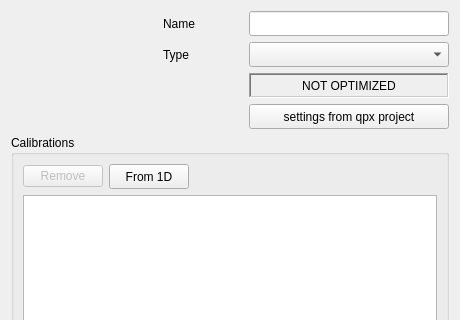
This is forms/dialog_detector.ui in usnistgov/qpx-gamma as Qt 5 draws it before an edit; both pictures show x 0 to 460 and y 0 to 320 of the 460 by 495 pixel window. The edited form follows.
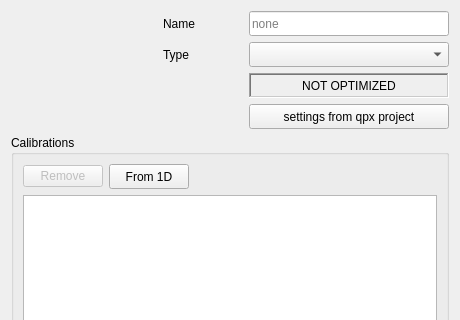
This is the edited form. Icons and pictures are not drawn.

Diff of the .ui file:
```diff
--- a/forms/dialog_detector.ui
+++ b/forms/dialog_detector.ui
@@ -73,11 +73,17 @@
         </size>
        </property>
        <property name="inputMask">
-        <string>Annnnnnnnnnnnnnnnnnn</string>
+        <string/>
        </property>
        <property name="text">
         <string/>
        </property>
+       <property name="maxLength">
+        <number>32</number>
+       </property>
+       <property name="placeholderText">
+        <string>none</string>
+       </property>
       </widget>
      </item>
     </layout>
```
